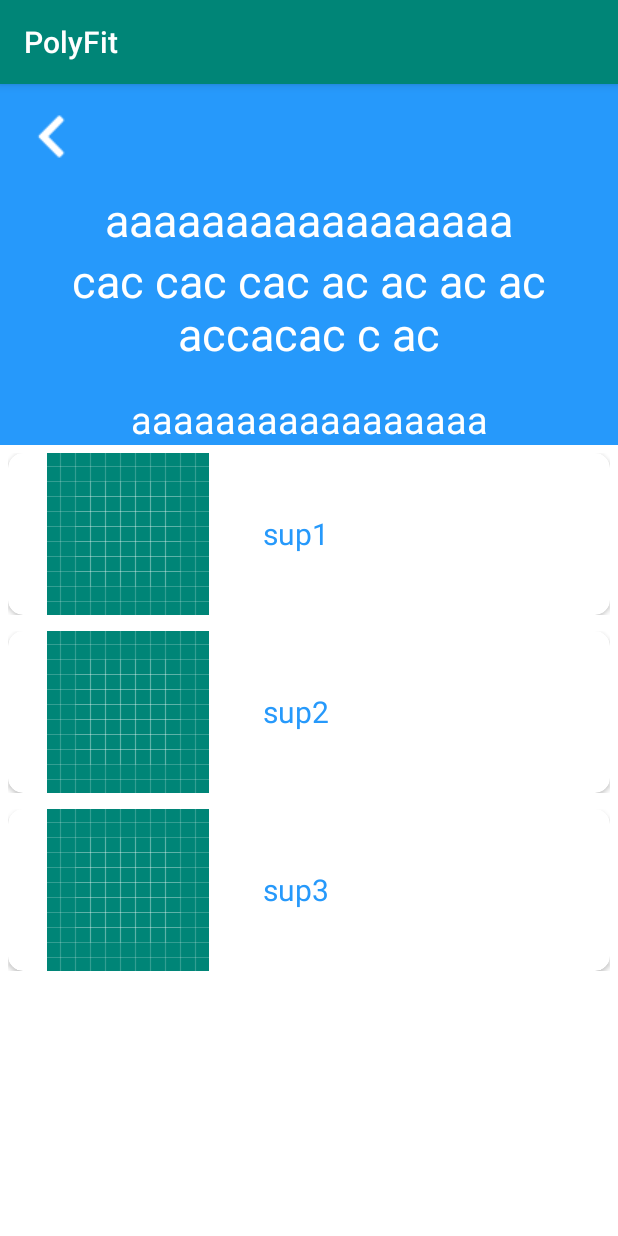
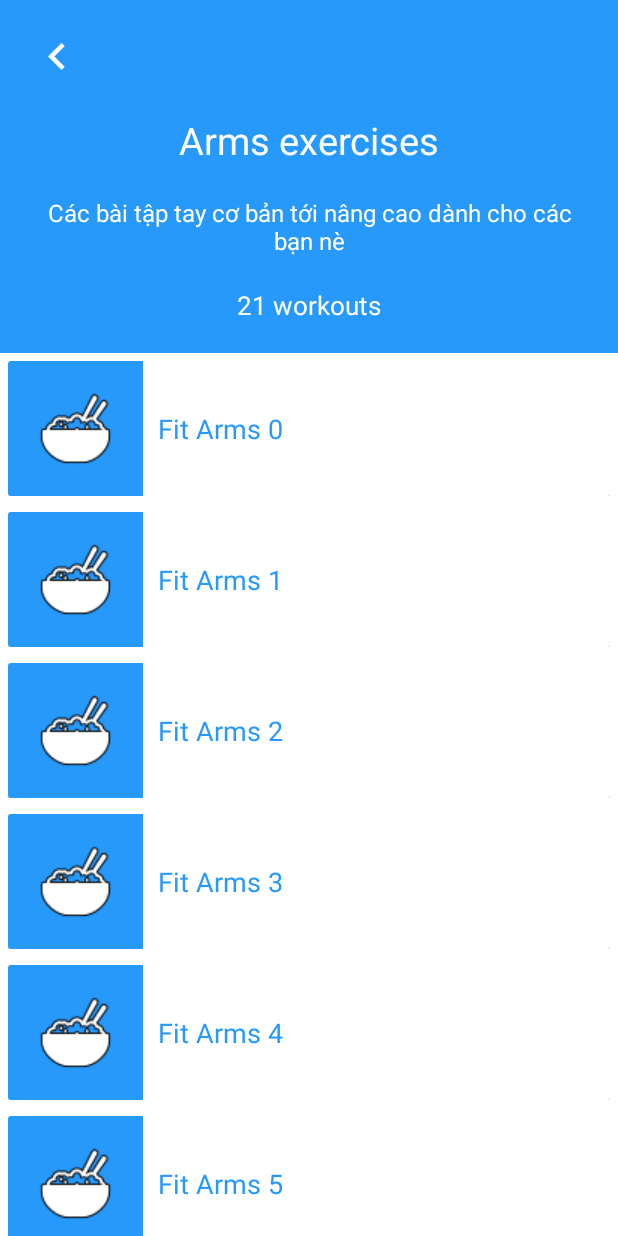
Before and after one commit to quocphuvt/polyfit_app, an Android app: the ExerciseActivity screen opened directly, with no data from a screen before it, on a phone screen of 412 x 824 dp. Run offline under Robolectric (Android 15) with nearby library versions, the phone set to English and light mode, and no system bars.

Commit message:
Finish UI of ExcerciseActivity

```diff
--- a/app/src/main/java/com/example/polyfit_app/Activity/ExerciseActivity.java
+++ b/app/src/main/java/com/example/polyfit_app/Activity/ExerciseActivity.java
@@ -4,36 +4,46 @@ import androidx.appcompat.app.AppCompatActivity;
 import androidx.recyclerview.widget.LinearLayoutManager;
 import androidx.recyclerview.widget.RecyclerView;
 
-import android.annotation.SuppressLint;
 import android.os.Bundle;
+import android.view.WindowManager;
 
-import com.example.polyfit_app.Adapter.ContactAdapter;
+import com.example.polyfit_app.Adapter.ExcerciseAdapter;
+import com.example.polyfit_app.Model.Excercise;
 import com.example.polyfit_app.R;
 
 import java.util.ArrayList;
-import java.util.List;
+import java.util.Objects;
 
 public class ExerciseActivity extends AppCompatActivity {
-    List<String> listName;
-    RecyclerView cardList;
+    private ArrayList<Excercise> excercises;
+    private RecyclerView rv_exercises;
+
+    private void initView() {
+        rv_exercises=findViewById(R.id.rv_exercises);
+    }
+
+    private void setSampleExercises() {
+        excercises = new ArrayList<>();
+        for(int i = 0; i < 7; i++ ){
+            excercises.add(new Excercise("Fit Arms "+i, ""));
+        }
+    }
+
     @Override
     protected void onCreate(Bundle savedInstanceState) {
         super.onCreate(savedInstanceState);
         setContentView(R.layout.activity_exercise);
-        cardList=findViewById(R.id.cardList);
-        listName=new ArrayList<>();
-        listName.add("sup1");
-        listName.add("sup2");
-        listName.add("sup3");
-        @SuppressLint("CutPasteId") RecyclerView recyclerView = (RecyclerView) findViewById(R.id.cardList);
-        recyclerView.setHasFixedSize(true);
-        LinearLayoutManager linearLayoutManager = new LinearLayoutManager(this);
-        linearLayoutManager.setOrientation(LinearLayoutManager.VERTICAL);
-        recyclerView.setLayoutManager(linearLayoutManager);
-        ContactAdapter contactAdapter=new ContactAdapter(listName);
-        cardList.setAdapter(contactAdapter);
-
+        getWindow().addFlags(WindowManager.LayoutParams.FLAG_FULLSCREEN);
+        Objects.requireNonNull(getSupportActionBar()).hide();
+        initView();
+        setSampleExercises();
+        rv_exercises.setHasFixedSize(true);
+        rv_exercises.setLayoutManager(new LinearLayoutManager(this, RecyclerView.VERTICAL, false));
+        setDataForExcerciseList(excercises);
     }
 
-
+    private void setDataForExcerciseList(ArrayList<Excercise> excercises) {
+        ExcerciseAdapter excerciseAdapter = new ExcerciseAdapter(excercises, this);
+        rv_exercises.setAdapter(excerciseAdapter);
+    }
 }
--- a/app/src/main/java/com/example/polyfit_app/Adapter/ContactAdapter.java
+++ /dev/null
@@ -1,54 +0,0 @@
-package com.example.polyfit_app.Adapter;
-
-import android.view.LayoutInflater;
-import android.view.View;
-import android.view.ViewGroup;
-import android.widget.TextView;
-
-import androidx.annotation.NonNull;
-import androidx.recyclerview.widget.RecyclerView;
-
-import com.example.polyfit_app.Activity.ExerciseActivity;
-import com.example.polyfit_app.R;
-
-import java.util.List;
-
-public class ContactAdapter extends RecyclerView.Adapter<ContactAdapter.ContactViewHolder>{
-    private List<String> listString;
-
-    public ContactAdapter(List<String> listString) {
-        this.listString = listString;
-    }
-
-    @NonNull
-    @Override
-    public ContactViewHolder onCreateViewHolder(@NonNull ViewGroup parent, int viewType) {
-        View itemView = LayoutInflater.from(parent.getContext()).inflate(R.layout.exercise_cardview, parent, false);
-        return  new ContactViewHolder(itemView);
-    }
-
-    @Override
-    public void onBindViewHolder(@NonNull ContactViewHolder holder, int position) {
-
-        holder.vName.setText(listString.get(position));
-
-    }
-
-    @Override
-    public int getItemCount() {
-        return  listString.size();
-    }
-
-    public static class ContactViewHolder extends RecyclerView.ViewHolder {
-        protected TextView vName;
-
-        public ContactViewHolder(View itemView) {
-            super(itemView);
-            vName = (TextView) itemView.findViewById(R.id.name_textview);
-
-        }
-
-    }
-
-
-}
--- /dev/null
+++ b/app/src/main/java/com/example/polyfit_app/Adapter/ExcerciseAdapter.java
@@ -0,0 +1,57 @@
+package com.example.polyfit_app.Adapter;
+
+import android.content.Context;
+import android.view.LayoutInflater;
+import android.view.View;
+import android.view.ViewGroup;
+import android.widget.ImageView;
+import android.widget.TextView;
+
+import androidx.annotation.NonNull;
+import androidx.recyclerview.widget.RecyclerView;
+
+import com.example.polyfit_app.Model.Excercise;
+import com.example.polyfit_app.R;
+
+import java.util.ArrayList;
+import java.util.List;
+
+public class ExcerciseAdapter extends RecyclerView.Adapter<ExerciseViewHolder> {
+    private ArrayList<Excercise> excercises;
+    private Context context;
+
+    public ExcerciseAdapter(ArrayList<Excercise> excercises, Context context) {
+        this.excercises = excercises;
+        this.context = context;
+    }
+
+    @NonNull
+    @Override
+    public ExerciseViewHolder onCreateViewHolder(@NonNull ViewGroup parent, int viewType) {
+        View view = LayoutInflater.from(parent.getContext()).inflate(R.layout.one_item_exercise, parent, false);
+        return new ExerciseViewHolder(view);
+    }
+
+    @Override
+    public void onBindViewHolder(@NonNull ExerciseViewHolder holder, int position) {
+        Excercise excercise = excercises.get(position);
+        holder.tv_title.setText(excercise.getTitle());
+        //TODO: holder.iv_image use for set image;
+    }
+
+    @Override
+    public int getItemCount() {
+        return excercises.size();
+    }
+}
+
+class ExerciseViewHolder extends RecyclerView.ViewHolder {
+    protected TextView tv_title;
+    protected ImageView iv_image;
+
+    public ExerciseViewHolder(@NonNull View itemView) {
+        super(itemView);
+        tv_title = itemView.findViewById(R.id.tv_item_title_ex);
+        iv_image = itemView.findViewById(R.id.iv_item_image_ex);
+    }
+}
--- /dev/null
+++ b/app/src/main/java/com/example/polyfit_app/Model/Excercise.java
@@ -0,0 +1,136 @@
+package com.example.polyfit_app.Model;
+
+public class Excercise {
+    private int id;
+    private String title;
+    private String introduction;
+    private String content;
+    private String tips;
+    private int sets;
+    private int reps;
+    private int rest;
+    private String videoUrl;
+    private String imageUrl;
+    private int _idLevel;
+
+    public Excercise(int id, String title, String introduction, String content, String tips, int sets, int reps, int rest, String videoUrl, String imageUrl, int _idLevel) {
+        this.id = id;
+        this.title = title;
+        this.introduction = introduction;
+        this.content = content;
+        this.tips = tips;
+        this.sets = sets;
+        this.reps = reps;
+        this.rest = rest;
+        this.videoUrl = videoUrl;
+        this.imageUrl = imageUrl;
+        this._idLevel = _idLevel;
+    }
+
+    //This contructor use for loading excercise list
+    public Excercise(String title, String imageUrl) {
+        this.title = title;
+        this.imageUrl = imageUrl;
+    }
+
+    //This contructor use for get data
+    public Excercise(String title, String introduction, String content, String tips, int sets, int reps, int rest, String videoUrl, String imageUrl) {
+        this.title = title;
+        this.introduction = introduction;
+        this.content = content;
+        this.tips = tips;
+        this.sets = sets;
+        this.reps = reps;
+        this.rest = rest;
+        this.videoUrl = videoUrl;
+        this.imageUrl = imageUrl;
+    }
+
+    public int getId() {
+        return id;
+    }
+
+    public void setId(int id) {
+        this.id = id;
+    }
+
+    public String getTitle() {
+        return title;
+    }
+
+    public void setTitle(String title) {
+        this.title = title;
+    }
+
+    public String getIntroduction() {
+        return introduction;
+    }
+
+    public void setIntroduction(String introduction) {
+        this.introduction = introduction;
+    }
+
+    public String getContent() {
+        return content;
+    }
+
+    public void setContent(String content) {
+        this.content = content;
+    }
+
+    public String getTips() {
+        return tips;
+    }
+
+    public void setTips(String tips) {
+        this.tips = tips;
+    }
+
+    public int getSets() {
+        return sets;
+    }
+
+    public void setSets(int sets) {
+        this.sets = sets;
+    }
+
+    public int getReps() {
+        return reps;
+    }
+
+    public void setReps(int reps) {
+        this.reps = reps;
+    }
+
+    public int getRest() {
+        return rest;
+    }
+
+    public void setRest(int rest) {
+        this.rest = rest;
+    }
+
+    public String getVideoUrl() {
+        return videoUrl;
+    }
+
+    public void setVideoUrl(String videoUrl) {
+        this.videoUrl = videoUrl;
+    }
+
+    public String getImageUrl() {
+        return imageUrl;
+    }
+
+    public void setImageUrl(String imageUrl) {
+        this.imageUrl = imageUrl;
+    }
+
+    public int get_idLevel() {
+        return _idLevel;
+    }
+
+    public void set_idLevel(int _idLevel) {
+        this._idLevel = _idLevel;
+    }
+}
--- a/app/src/main/res/layout/activity_exercise.xml
+++ b/app/src/main/res/layout/activity_exercise.xml
@@ -1,67 +1,73 @@
 <?xml version="1.0" encoding="utf-8"?>
 <LinearLayout xmlns:android="http://schemas.android.com/apk/res/android"
-    android:layout_width="match_parent" android:layout_height="match_parent"
-    android:orientation="vertical"
+    android:layout_width="match_parent"
+    android:layout_height="match_parent"
     android:background="#fff"
-    >
-   <LinearLayout
+    android:orientation="vertical">
 
-       android:orientation="vertical"
-       android:background="#2699FB"
-       android:layout_width="match_parent"
-       android:layout_height="wrap_content">
-       <LinearLayout
-           android:orientation="vertical"
-           android:layout_width="match_parent"
-           android:layout_height="wrap_content">
     <LinearLayout
         android:layout_width="match_parent"
-           android:layout_height="wrap_content"/>
+        android:layout_height="wrap_content"
+        android:background="#2699FB"
+        android:orientation="vertical">
+
+        <LinearLayout
+            android:layout_width="match_parent"
+            android:layout_height="wrap_content"
+            android:orientation="vertical">
+
+            <LinearLayout
+                android:layout_width="match_parent"
+                android:layout_height="wrap_content" />
+
             <ImageView
+                android:layout_width="wrap_content"
+                android:layout_height="wrap_content"
                 android:layout_margin="20dp"
-           android:src="@drawable/back"
-           android:layout_width="wrap_content"
-           android:layout_height="wrap_content"/>
+                android:src="@drawable/ic_keyboard_arrow_left_white_36dp" />
         </LinearLayout>
+
         <LinearLayout
-           android:orientation="vertical"
             android:layout_width="match_parent"
-           android:layout_height="wrap_content">
+            android:layout_height="wrap_content"
+            android:orientation="vertical">
+
             <TextView
-               android:textColor="#FFFFFF"
-               android:textAlignment="center"
-               android:textSize="30sp"
-               android:text="aaaaaaaaaaaaaaaaa"
                 android:layout_width="match_parent"
-               android:layout_height="wrap_content"/>
-           <TextView
+                android:layout_height="wrap_content"
+                android:text="Arms exercises"
                 android:textAlignment="center"
                 android:textColor="#FFFFFF"
+                android:textSize="25sp" />
 
-               android:textSize="30sp"
-               android:text="cac cac cac ac ac ac ac accacac c ac"
-               android:maxLines="2"
-               android:singleLine="false"
-               android:layout_width="match_parent"
-               android:layout_height="wrap_content"/>
             <TextView
                 android:layout_width="match_parent"
-               android:layout_height="wrap_content"/>
+                android:layout_height="wrap_content"
+                android:layout_marginTop="20dp"
+                android:maxLines="2"
+                android:paddingLeft="30dp"
+                android:paddingRight="30dp"
+                android:singleLine="false"
+                android:text="Các bài tập tay cơ bản tới nâng cao dành cho các bạn nè"
+                android:textAlignment="center"
+                android:textColor="#FFFFFF"
+                android:textSize="16sp" />
+
             <TextView
-               android:text="aaaaaaaaaaaaaaaaa"
+                android:layout_marginTop="20dp"
+                android:layout_marginBottom="20dp"
+                android:layout_width="match_parent"
+                android:layout_height="wrap_content"
+                android:text="21 workouts"
+                android:textAlignment="center"
                 android:textColor="#FFFFFF"
-
-               android:textSize="25sp"
-               android:textAlignment="center"
-
-               android:layout_width="match_parent"
-               android:layout_height="wrap_content"/>
+                android:textSize="17sp" />
         </LinearLayout>
 
     </LinearLayout>
 
     <androidx.recyclerview.widget.RecyclerView
-        android:id="@+id/cardList"
+        android:id="@+id/rv_exercises"
         android:layout_width="match_parent"
         android:layout_height="match_parent" />
 
--- a/app/src/main/res/layout/exercise_cardview.xml
+++ /dev/null
@@ -1,102 +0,0 @@
-<?xml version="1.0" encoding="utf-8"?>
-<LinearLayout xmlns:android="http://schemas.android.com/apk/res/android"
-    xmlns:card_view="http://schemas.android.com/apk/res-auto"
-    android:id="@+id/card_view"
-    android:layout_width="match_parent"
-    android:layout_height="wrap_content"
-    android:layout_margin="5dp"
-    android:orientation="horizontal">
-    <androidx.cardview.widget.CardView
-        card_view:cardCornerRadius="10dp"
-        android:background="@drawable/exercise_item_border"
-        android:layout_width="match_parent"
-        android:layout_height="wrap_content">
-        <LinearLayout
-            android:layout_width="match_parent"
-            android:layout_height="wrap_content">
-    <LinearLayout
-        android:orientation="horizontal"
-        android:layout_weight="5"
-        android:layout_width="0dp"
-        android:layout_height="wrap_content">
-        <LinearLayout
-            android:layout_weight="2"
-            android:layout_width="0dp"
-            android:layout_height="wrap_content">
-            <ImageView
-                android:src="@drawable/ic_launcher_background"
-                android:layout_width="match_parent"
-                android:layout_height="wrap_content"/>
-        </LinearLayout>
-        <LinearLayout
-            android:orientation="vertical"
-            android:layout_weight="3"
-            android:layout_width="0dp"
-            android:paddingLeft="10dp"
-            android:gravity="center"
-            android:layout_gravity="center"
-            android:layout_height="wrap_content">
-            <TextView
-                android:id="@+id/name_textview"
-                android:textSize="20dp"
-                android:textColor="#2699FB"
-                android:text="xyz"
-                android:layout_width="match_parent"
-                android:layout_height="wrap_content"/>
-        </LinearLayout>
-
-    </LinearLayout>
-
-
-    <!--<RelativeLayout
-        android:layout_width="match_parent"
-        android:layout_height="match_parent">
-
-        <TextView
-            android:id="@+id/title_textview"
-            android:layout_width="match_parent"
-            android:layout_height="20dp"
-            android:gravity="center_vertical"
-            android:text="contact det"
-            android:textColor="@android:color/white"
-            android:textSize="20sp" />
-
-        <TextView
-            android:id="@+id/name_textview"
-            android:layout_width="wrap_content"
-            android:layout_height="wrap_content"
-            android:layout_below="@id/title_textview"
-            android:layout_marginLeft="5dp"
-            android:layout_marginTop="10dp"
-            android:gravity="center_vertical"
-            android:text="Name"
-            android:textSize="10sp" />
-
-        <TextView
-            android:id="@+id/surname_textview"
-            android:layout_width="wrap_content"
-            android:layout_height="wrap_content"
-            android:layout_below="@id/name_textview"
-            android:layout_marginLeft="5dp"
-            android:layout_marginTop="10dp"
-            android:gravity="center_vertical"
-            android:text="Surname"
-            android:textSize="10sp" />
-
-        <TextView
-            android:id="@+id/email_textview"
-            android:layout_width="wrap_content"
-            android:layout_height="wrap_content"
-            android:layout_alignBaseline="@id/name_textview"
-            android:layout_alignParentRight="true"
-            android:layout_marginLeft="5dp"
-            android:layout_marginRight="150dp"
-            android:layout_marginTop="10dp"
-            android:gravity="center_vertical"
-            android:text="Email"
-            android:textSize="10sp" />
-
-    </RelativeLayout>-->
-        </LinearLayout>
-    </androidx.cardview.widget.CardView>
-</LinearLayout>
--- /dev/null
+++ b/app/src/main/res/layout/one_item_exercise.xml
@@ -0,0 +1,61 @@
+<?xml version="1.0" encoding="utf-8"?>
+<LinearLayout xmlns:android="http://schemas.android.com/apk/res/android"
+    xmlns:card_view="http://schemas.android.com/apk/res-auto"
+    android:id="@+id/card_view"
+    android:layout_width="match_parent"
+    android:layout_height="wrap_content"
+    android:layout_margin="5dp"
+    android:orientation="horizontal">
+
+    <androidx.cardview.widget.CardView
+        android:layout_width="match_parent"
+        android:layout_height="wrap_content"
+        android:background="@drawable/exercise_item_border">
+
+        <LinearLayout
+            android:layout_width="match_parent"
+            android:layout_height="wrap_content">
+
+            <LinearLayout
+                android:layout_width="0dp"
+                android:layout_height="wrap_content"
+                android:layout_weight="5"
+                android:orientation="horizontal">
+
+                <LinearLayout
+                    android:background="#2699FB"
+                    android:layout_width="wrap_content"
+                    android:layout_height="wrap_content"
+                    android:layout_weight="0"
+                    android:gravity="center"
+                    android:padding="20dp">
+
+                    <ImageView
+                        android:id="@+id/iv_item_image_ex"
+                        android:layout_width="50dp"
+                        android:layout_height="50dp"
+                        android:src="@drawable/ic_diet" />
+                </LinearLayout>
+
+                <LinearLayout
+                    android:layout_width="0dp"
+                    android:layout_height="wrap_content"
+                    android:layout_gravity="center"
+                    android:layout_weight="1"
+                    android:gravity="center"
+                    android:orientation="vertical"
+                    android:paddingLeft="10dp">
+
+                    <TextView
+                        android:id="@+id/tv_item_title_ex"
+                        android:layout_width="match_parent"
+                        android:layout_height="wrap_content"
+                        android:text="xyz"
+                        android:textColor="#2699FB"
+                        android:textSize="18sp" />
+                </LinearLayout>
+
+            </LinearLayout>
+        </LinearLayout>
+    </androidx.cardview.widget.CardView>
+</LinearLayout>
```
Also changed, not shown: app/src/main/res/drawable-hdpi/ic_keyboard_arrow_left_white_36dp.png (added), app/src/main/res/drawable-mdpi/ic_keyboard_arrow_left_white_36dp.png (added), app/src/main/res/drawable-xhdpi/ic_keyboard_arrow_left_white_36dp.png (added), app/src/main/res/drawable-xxhdpi/ic_keyboard_arrow_left_white_36dp.png (added), app/src/main/res/drawable-xxxhdpi/ic_keyboard_arrow_left_white_36dp.png (added). Lines whose indentation alone changed are shown as unchanged.
